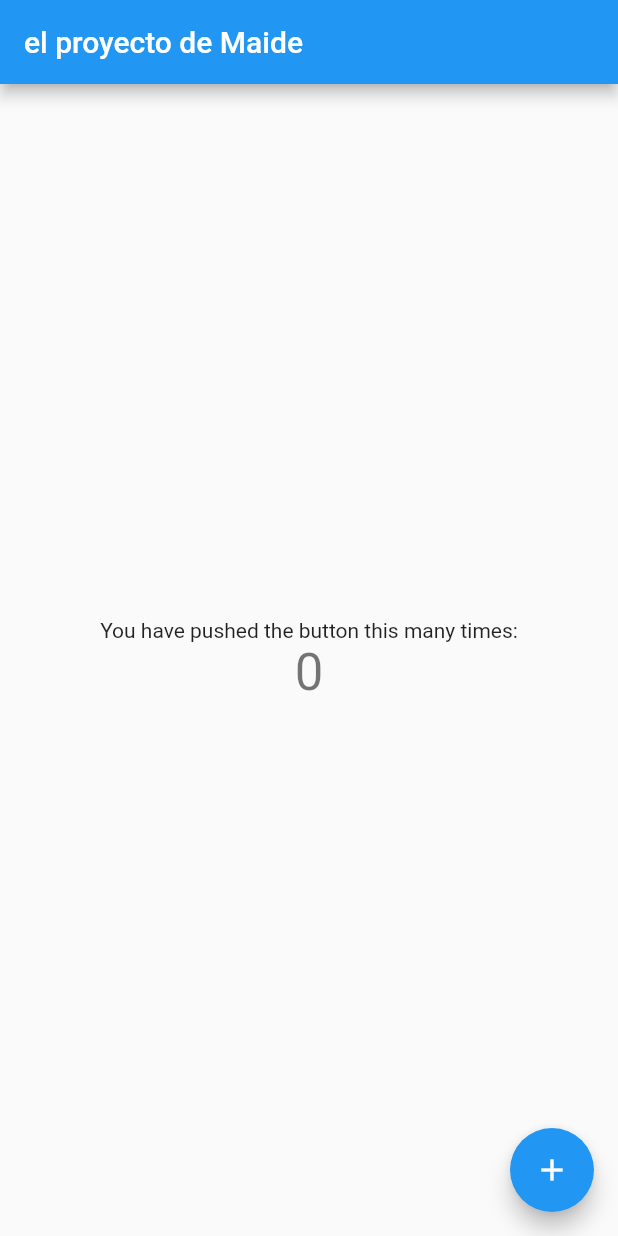
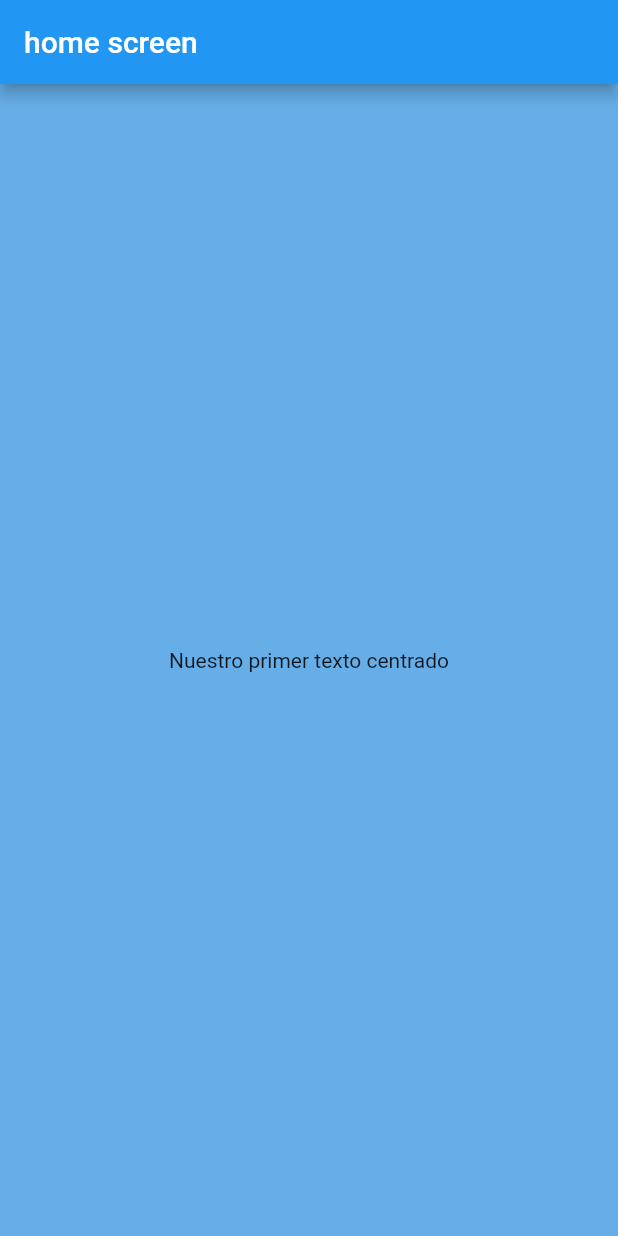
Before and after one commit to MaideAV/flutter_application_1, a Flutter app: the screen it shows after launch, on a phone screen of 412 x 824 dp. Run offline on Flutter 3.47's test engine with Material 2 defaults, Android fonts, the phone set to English and light mode, and no system bars.

Commit message:
ejercicio2

```diff
--- /dev/null
+++ b/flutter_application_1/lib/Scaffold(.dart
@@ -0,0 +1,14 @@
+Scaffold(
+    appBar: AppBar(
+      title: const Text('Home'),
+    ),
+    body: const Center(
+      child: Text('Nuestro primer texto centrado'),
+
+
+       @override
+  // ignore: dead_code
+  Widget build(BuildContext context) {
+    return const Center(
+      child: Text('vista separada desde Home Screen')
+      );
--- a/flutter_application_1/lib/main.dart
+++ b/flutter_application_1/lib/main.dart
@@ -1,76 +1,28 @@
+
 import 'package:flutter/material.dart';
 
+import 'screen/home_screen.dart';
+
 void main() {
-  runApp(const MyApp());
-}
+  runApp(MyApp());
+  }
 
-class MyApp extends StatelessWidget {
+  class MyApp extends StatelessWidget{
   const MyApp({Key? key}) : super(key: key);
+
+
 
 
   @override
   Widget build(BuildContext context) {
-    return MaterialApp(
-      title: 'Flutter Demo',
-      theme: ThemeData(
+    // TODO: implement build
 
-        primarySwatch: Colors.blue,
-      ),
-      home: const MyHomePage(title: 'el proyecto de Maide'),
-    );
-  }
-}
+    return const MaterialApp(
+      title: 'PROYECTO MOVIL',
 
-class MyHomePage extends StatefulWidget {
-  const MyHomePage({Key? key, required this.title}) : super(key: key);
+  debugShowCheckedModeBanner: false,
+  home: homeScreen());
 
 
-
-  final String title;
-
-  @override
-  State<MyHomePage> createState() => _MyHomePageState();
-}
-
-class _MyHomePageState extends State<MyHomePage> {
-  int _counter = 0;
-
-  void _incrementCounter() {
-    setState(() {
-
-      _counter++;
-    });
   }
-
-  @override
-  Widget build(BuildContext context) {
-
-    return Scaffold(
-      appBar: AppBar(
-
-        title: Text(widget.title),
-      ),
-      body: Center(
-
-        child: Column(
-
-          mainAxisAlignment: MainAxisAlignment.center,
-          children: <Widget>[
-            const Text(
-              'You have pushed the button this many times:',
-            ),
-            Text(
-              '$_counter',
-              style: Theme.of(context).textTheme.headline4,
-            ),
-          ],
-        ),
-      ),
-      floatingActionButton: FloatingActionButton(
-        onPressed: _incrementCounter,
-        tooltip: 'Increment',
-        child: const Icon(Icons.add),
-      ),
-    );
   }
-}
--- /dev/null
+++ b/flutter_application_1/lib/screen/home_screen.dart
@@ -0,0 +1,21 @@
+// ignore_for_file: camel_case_types
+
+import 'package:flutter/material.dart';
+
+class homeScreen extends StatelessWidget{
+  const homeScreen({Key? key}) : super(key: key);
+
+  @override
+  Widget build(BuildContext context) {
+    return Scaffold( backgroundColor: Color.fromARGB(255, 102, 174, 232),
+    appBar: AppBar(
+    title: const Text('home screen'),
+    ),
+    body : const Center(
+    child: Text('Nuestro primer texto centrado'),
+    ),
+
+   );
+  }
+
+}
```
